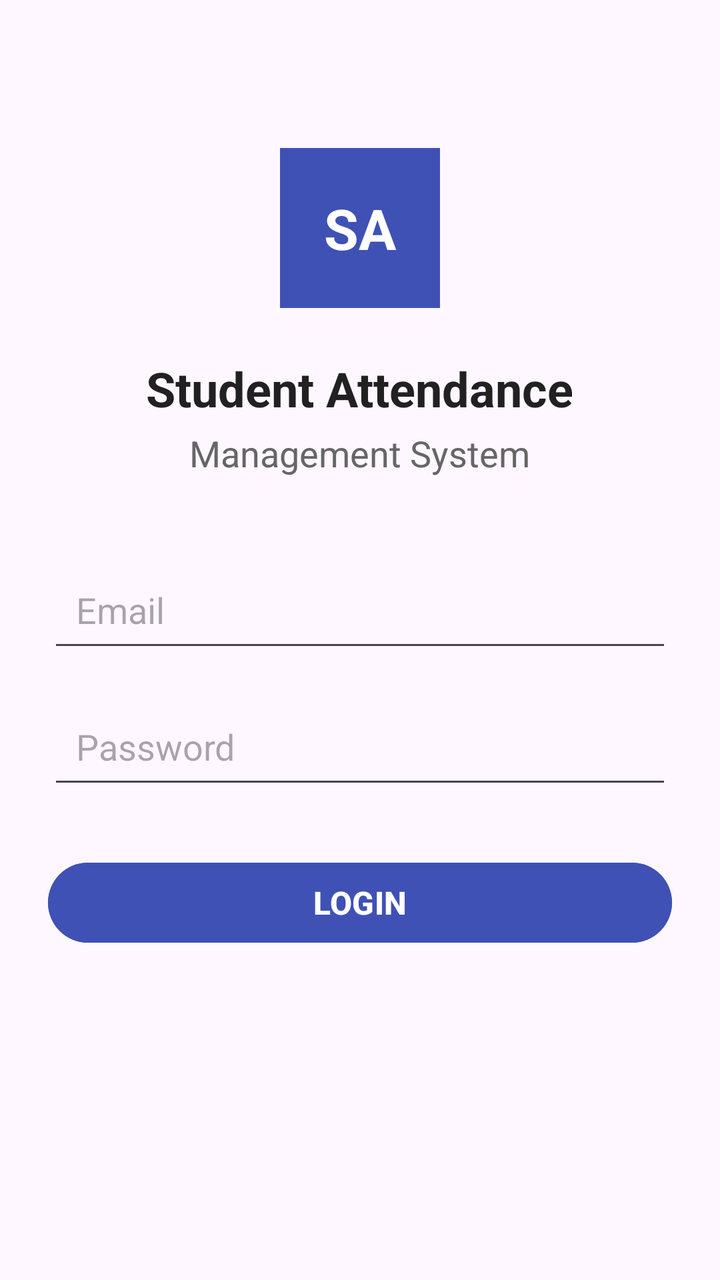
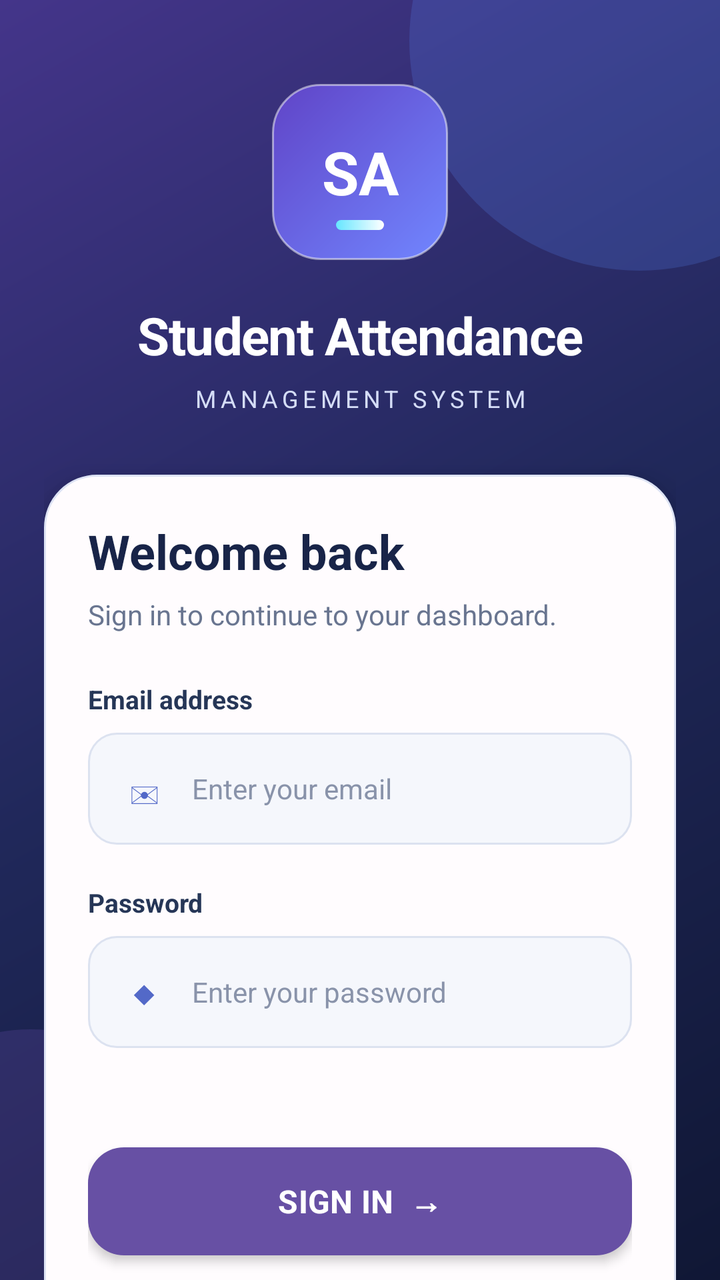

The first picture is an Android layout as it rendered before a commit; the second is the same layout after the commit. The layout source and the unified diff follow.
<!-- AndroidManifest.xml: application theme Theme.StudentAttendance -->
<!-- res/layout/activity_main.xml -->
<?xml version="1.0" encoding="utf-8"?>
<ScrollView
    xmlns:android="http://schemas.android.com/apk/res/android"
    xmlns:app="http://schemas.android.com/apk/res-auto"
    android:layout_width="match_parent"
    android:layout_height="match_parent"
    android:fillViewport="true">

    <LinearLayout
        android:layout_width="match_parent"
        android:layout_height="wrap_content"
        android:orientation="vertical"
        android:gravity="center_horizontal"
        android:padding="24dp">

        
        <TextView
            android:id="@+id/tvLogo"
            android:layout_width="80dp"
            android:layout_height="80dp"
            android:layout_marginTop="50dp"
            android:gravity="center"
            android:text="SA"
            android:textSize="28sp"
            android:textStyle="bold"
            android:textColor="@android:color/white"
            android:background="#3F51B5" />

        
        <TextView
            android:id="@+id/tvTitle"
            android:layout_width="wrap_content"
            android:layout_height="wrap_content"
            android:layout_marginTop="24dp"
            android:text="Student Attendance"
            android:textSize="24sp"
            android:textStyle="bold"
            android:textColor="#212121" />

        <TextView
            android:id="@+id/tvSubtitle"
            android:layout_width="wrap_content"
            android:layout_height="wrap_content"
            android:layout_marginTop="4dp"
            android:text="Management System"
            android:textSize="18sp"
            android:textColor="#666666" />

        
        <EditText
            android:id="@+id/etEmail"
            android:layout_width="match_parent"
            android:layout_height="wrap_content"
            android:layout_marginTop="40dp"
            android:hint="Email"
            android:inputType="textEmailAddress"
            android:padding="14dp"
            android:singleLine="true" />

        
        <EditText
            android:id="@+id/etPassword"
            android:layout_width="match_parent"
            android:layout_height="wrap_content"
            android:layout_marginTop="16dp"
            android:hint="Password"
            android:inputType="textPassword"
            android:padding="14dp"
            android:singleLine="true" />

        
        <Button
            android:id="@+id/btnLogin"
            android:layout_width="match_parent"
            android:layout_height="wrap_content"
            android:layout_marginTop="28dp"
            android:text="LOGIN"
            android:textSize="16sp"
            android:textStyle="bold"
            android:textColor="@android:color/white"
            android:backgroundTint="#3F51B5" />

        
        <ProgressBar
            android:id="@+id/progressBar"
            android:layout_width="wrap_content"
            android:layout_height="wrap_content"
            android:layout_marginTop="20dp"
            android:visibility="gone" />

        
        <TextView
            android:id="@+id/tvMessage"
            android:layout_width="match_parent"
            android:layout_height="wrap_content"
            android:layout_marginTop="16dp"
            android:gravity="center"
            android:text=""
            android:textSize="14sp"
            android:textColor="#D32F2F" />

    </LinearLayout>

</ScrollView>
<!-- resources referenced by this layout -->
<resources>
  <style name="Theme.StudentAttendance" parent="Base.Theme.StudentAttendance" />
  <style name="Base.Theme.StudentAttendance" parent="Theme.Material3.DayNight.NoActionBar">
          
          
      </style>
</resources>

<!-- the commit's change to res/layout/activity_main.xml (unified diff, before → after) -->
@@ -1,104 +1,294 @@
-<?xml version="1.0" encoding="utf-8"?>
-<ScrollView
+<FrameLayout
     xmlns:android="http://schemas.android.com/apk/res/android"
-    xmlns:app="http://schemas.android.com/apk/res-auto"
     android:layout_width="match_parent"
     android:layout_height="match_parent"
-    android:fillViewport="true">
-
-    <LinearLayout
+    android:background="@drawable/bg_login_gradient">
+
+    
+    <View
+        android:layout_width="230dp"
+        android:layout_height="230dp"
+        android:layout_gravity="top|end"
+        android:layout_marginTop="-95dp"
+        android:layout_marginEnd="-75dp"
+        android:background="@drawable/bg_login_orb_blue" />
+
+    <View
+        android:layout_width="180dp"
+        android:layout_height="180dp"
+        android:layout_gravity="bottom|start"
+        android:layout_marginStart="-75dp"
+        android:layout_marginBottom="-55dp"
+        android:background="@drawable/bg_login_orb_purple" />
+
+    <ScrollView
         android:layout_width="match_parent"
-        android:layout_height="wrap_content"
-        android:orientation="vertical"
-        android:gravity="center_horizontal"
-        android:padding="24dp">
-
-        
-        <TextView
-            android:id="@+id/tvLogo"
-            android:layout_width="80dp"
-            android:layout_height="80dp"
-            android:layout_marginTop="50dp"
-            android:gravity="center"
-            android:text="SA"
-            android:textSize="28sp"
-            android:textStyle="bold"
-            android:textColor="@android:color/white"
-            android:background="#3F51B5" />
-
-        
-        <TextView
-            android:id="@+id/tvTitle"
-            android:layout_width="wrap_content"
-            android:layout_height="wrap_content"
-            android:layout_marginTop="24dp"
-            android:text="Student Attendance"
-            android:textSize="24sp"
-            android:textStyle="bold"
-            android:textColor="#212121" />
-
-        <TextView
-            android:id="@+id/tvSubtitle"
-            android:layout_width="wrap_content"
-            android:layout_height="wrap_content"
-            android:layout_marginTop="4dp"
-            android:text="Management System"
-            android:textSize="18sp"
-            android:textColor="#666666" />
-
-        
-        <EditText
-            android:id="@+id/etEmail"
+        android:layout_height="match_parent"
+        android:fillViewport="true"
+        android:clipToPadding="false"
+        android:paddingStart="22dp"
+        android:paddingEnd="22dp"
+        android:paddingTop="24dp"
+        android:paddingBottom="24dp"
+        android:scrollbars="none">
+
+        <LinearLayout
             android:layout_width="match_parent"
             android:layout_height="wrap_content"
-            android:layout_marginTop="40dp"
-            android:hint="Email"
-            android:inputType="textEmailAddress"
-            android:padding="14dp"
-            android:singleLine="true" />
-
-        
-        <EditText
-            android:id="@+id/etPassword"
-            android:layout_width="match_parent"
-            android:layout_height="wrap_content"
-            android:layout_marginTop="16dp"
-            android:hint="Password"
-            android:inputType="textPassword"
-            android:padding="14dp"
-            android:singleLine="true" />
-
-        
-        <Button
-            android:id="@+id/btnLogin"
-            android:layout_width="match_parent"
-            android:layout_height="wrap_content"
-            android:layout_marginTop="28dp"
-            android:text="LOGIN"
-            android:textSize="16sp"
-            android:textStyle="bold"
-            android:textColor="@android:color/white"
-            android:backgroundTint="#3F51B5" />
-
-        
-        <ProgressBar
-            android:id="@+id/progressBar"
-            android:layout_width="wrap_content"
-            android:layout_height="wrap_content"
-            android:layout_marginTop="20dp"
-            android:visibility="gone" />
-
-        
-        <TextView
-            android:id="@+id/tvMessage"
-            android:layout_width="match_parent"
-            android:layout_height="wrap_content"
-            android:layout_marginTop="16dp"
-            android:gravity="center"
-            android:text=""
-            android:textSize="14sp"
-            android:textColor="#D32F2F" />
-
-    </LinearLayout>
-
-</ScrollView>
+            android:orientation="vertical"
+            android:gravity="center_horizontal">
+
+            
+            <FrameLayout
+                android:layout_width="88dp"
+                android:layout_height="88dp"
+                android:layout_marginTop="18dp"
+                android:background="@drawable/bg_login_logo"
+                android:elevation="8dp">
+
+                <TextView
+                    android:layout_width="match_parent"
+                    android:layout_height="match_parent"
+                    android:gravity="center"
+                    android:text="SA"
+                    android:textColor="#FFFFFF"
+                    android:textSize="30sp"
+                    android:textStyle="bold"
+                    android:fontFamily="sans" />
+
+                <View
+                    android:layout_width="24dp"
+                    android:layout_height="5dp"
+                    android:layout_gravity="bottom|center_horizontal"
+                    android:layout_marginBottom="15dp"
+                    android:background="@drawable/bg_login_accent" />
+
+            </FrameLayout>
+
+            
+            <TextView
+                android:layout_width="match_parent"
+                android:layout_height="wrap_content"
+                android:layout_marginTop="20dp"
+                android:gravity="center"
+                android:text="Student Attendance"
+                android:textColor="#FFFFFF"
+                android:textSize="26sp"
+                android:textStyle="bold"
+                android:fontFamily="sans"
+                android:letterSpacing="-0.02" />
+
+            <TextView
+                android:layout_width="match_parent"
+                android:layout_height="wrap_content"
+                android:layout_marginTop="6dp"
+                android:gravity="center"
+                android:text="MANAGEMENT SYSTEM"
+                android:textColor="#D5DDF7"
+                android:textSize="12sp"
+                android:letterSpacing="0.18" />
+
+            
+            <LinearLayout
+                android:layout_width="match_parent"
+                android:layout_height="wrap_content"
+                android:layout_marginTop="30dp"
+                android:layout_marginBottom="16dp"
+                android:orientation="vertical"
+                android:padding="22dp"
+                android:background="@drawable/bg_login_card"
+                android:elevation="10dp">
+
+                <TextView
+                    android:layout_width="match_parent"
+                    android:layout_height="wrap_content"
+                    android:text="Welcome back"
+                    android:textColor="#182448"
+                    android:textSize="24sp"
+                    android:textStyle="bold" />
+
+                <TextView
+                    android:layout_width="match_parent"
+                    android:layout_height="wrap_content"
+                    android:layout_marginTop="6dp"
+                    android:layout_marginBottom="24dp"
+                    android:text="Sign in to continue to your dashboard."
+                    android:textColor="#697590"
+                    android:textSize="14sp" />
+
+                
+                <TextView
+                    android:layout_width="match_parent"
+                    android:layout_height="wrap_content"
+                    android:text="Email address"
+                    android:textColor="#263657"
+                    android:textSize="13sp"
+                    android:textStyle="bold" />
+
+                
+                <LinearLayout
+                    android:layout_width="match_parent"
+                    android:layout_height="56dp"
+                    android:layout_marginTop="8dp"
+                    android:background="@drawable/bg_login_input"
+                    android:gravity="center_vertical"
+                    android:orientation="horizontal"
+                    android:paddingStart="14dp"
+                    android:paddingEnd="12dp">
+
+                    <TextView
+                        android:layout_width="28dp"
+                        android:layout_height="wrap_content"
+                        android:gravity="center"
+                        android:text="✉"
+                        android:textColor="#5369C8"
+                        android:textSize="20sp" />
+
+                    <EditText
+                        android:id="@+id/etEmail"
+                        android:layout_width="0dp"
+                        android:layout_height="match_parent"
+                        android:layout_weight="1"
+                        android:background="@android:color/transparent"
+                        android:hint="Enter your email"
+                        android:inputType="textEmailAddress"
+                        android:imeOptions="actionNext"
+                        android:singleLine="true"
+                        android:paddingStart="10dp"
+                        android:paddingEnd="4dp"
+                        android:textColor="#182448"
+                        android:textColorHint="#8993AA"
+                        android:textSize="14sp"
+                        android:importantForAutofill="yes"
+                        android:autofillHints="emailAddress" />
+
+                </LinearLayout>
+
+                
+                <TextView
+                    android:layout_width="match_parent"
+                    android:layout_height="wrap_content"
+                    android:layout_marginTop="20dp"
+                    android:text="Password"
+                    android:textColor="#263657"
+                    android:textSize="13sp"
+                    android:textStyle="bold" />
+
+                
+                <LinearLayout
+                    android:layout_width="match_parent"
+                    android:layout_height="56dp"
+                    android:layout_marginTop="8dp"
+                    android:background="@drawable/bg_login_input"
+                    android:gravity="center_vertical"
+                    android:orientation="horizontal"
+                    android:paddingStart="14dp"
+                    android:paddingEnd="12dp">
+
+                    <TextView
+                        android:layout_width="28dp"
+                        android:layout_height="wrap_content"
+                        android:gravity="center"
+                        android:text="◆"
+                        android:textColor="#5369C8"
+                        android:textSize="17sp" />
+
+                    <EditText
+                        android:id="@+id/etPassword"
+                        android:layout_width="0dp"
+                        android:layout_height="match_parent"
+                        android:layout_weight="1"
+                        android:background="@android:color/transparent"
+                        android:hint="Enter your password"
+                        android:inputType="textPassword"
+                        android:imeOptions="actionDone"
+                        android:singleLine="true"
+                        android:paddingStart="10dp"
+                        android:paddingEnd="4dp"
+                        android:textColor="#182448"
+                        android:textColorHint="#8993AA"
+                        android:textSize="14sp"
+                        android:importantForAutofill="yes"
+                        android:autofillHints="password" />
+
+                </LinearLayout>
+
+                
+                <TextView
+                    android:id="@+id/tvMessage"
+                    android:layout_width="match_parent"
+                    android:layout_height="wrap_content"
+                    android:layout_marginTop="12dp"
+                    android:textSize="13sp"
+                    android:accessibilityLiveRegion="polite" />
+
+                
+                <ProgressBar
+                    android:id="@+id/progressBar"
+                    style="?android:attr/progressBarStyleHorizontal"
+                    android:layout_width="match_parent"
+                    android:layout_height="4dp"
+                    android:layout_marginTop="8dp"
+                    android:indeterminate="true"
+                    android:indeterminateTint="#5369C8"
+                    android:visibility="gone" />
+
+                
+                <Button
+                    android:id="@+id/btnLogin"
+                    android:layout_width="match_parent"
+                    android:layout_height="54dp"
+                    android:layout_marginTop="20dp"
+                    android:background="@drawable/bg_login_button"
+                    android:backgroundTint="@null"
+                    android:elevation="3dp"
+                    android:fontFamily="sans"
+                    android:stateListAnimator="@null"
+                    android:text="SIGN IN  →"
+                    android:textAllCaps="false"
+                    android:textColor="#FFFFFF"
+                    android:textSize="16sp"
+                    android:textStyle="bold" />
+
+                <TextView
+                    android:layout_width="match_parent"
+                    android:layout_height="wrap_content"
+                    android:layout_marginTop="18dp"
+                    android:gravity="center"
+                    android:text="Secure access • Student management"
+                    android:textColor="#8993AA"
+                    android:textSize="11sp" />
+
+            </LinearLayout>
+
+            <TextView
+                android:layout_width="match_parent"
+                android:layout_height="wrap_content"
+                android:layout_marginTop="2dp"
+                android:layout_marginBottom="10dp"
+                android:gravity="center"
+                android:text="SMARTER ATTENDANCE. BETTER MANAGEMENT."
+                android:textColor="#D5DDF7"
+                android:textSize="10sp"
+                android:letterSpacing="0.08" />
+
+
+
+            <TextView
+                android:layout_width="match_parent"
+                android:layout_height="wrap_content"
+                android:layout_marginTop="8dp"
+                android:layout_marginBottom="12dp"
+                android:gravity="center"
+                android:text="Crafted with Care by Pappu Saha"
+                android:textColor="#D8DDF5"
+                android:textSize="13sp"
+                android:fontFamily="sans"
+                android:letterSpacing="0.04" />
+
+
+        </LinearLayout>
+
+    </ScrollView>
+
+</FrameLayout>
<!-- resource entries referenced after the edit -->
@@ -1,5 +1,70 @@
 <!-- resources referenced by this layout -->
 <resources>
+  <!-- drawable bg_login_accent (drawable) -->
+  <shape xmlns:android="http://schemas.android.com/apk/res/android">
+      <gradient
+          android:angle="0"
+          android:startColor="#66E6FF"
+          android:endColor="#FFFFFF" />
+      <corners android:radius="5dp" />
+  </shape>
+  <!-- drawable bg_login_button (drawable) -->
+  <shape xmlns:android="http://schemas.android.com/apk/res/android">
+      <gradient
+          android:type="linear"
+          android:angle="0"
+          android:startColor="#536DDF"
+          android:centerColor="#4659CC"
+          android:endColor="#7549C8" />
+      <corners android:radius="18dp" />
+  </shape>
+  <!-- drawable bg_login_card (drawable) -->
+  <shape xmlns:android="http://schemas.android.com/apk/res/android">
+      <solid android:color="#FFFCFE" />
+      <corners android:radius="26dp" />
+      <stroke
+          android:width="1dp"
+          android:color="#DDE3F4" />
+  </shape>
+  <!-- drawable bg_login_gradient (drawable) -->
+  <shape xmlns:android="http://schemas.android.com/apk/res/android">
+      <gradient
+          android:type="linear"
+          android:angle="135"
+          android:startColor="#101735"
+          android:centerColor="#20285A"
+          android:endColor="#44358A" />
+  </shape>
+  <!-- drawable bg_login_input (drawable) -->
+  <shape xmlns:android="http://schemas.android.com/apk/res/android">
+      <solid android:color="#F5F7FC" />
+      <corners android:radius="14dp" />
+      <stroke
+          android:width="1dp"
+          android:color="#DCE2F0" />
+  </shape>
+  <!-- drawable bg_login_logo (drawable) -->
+  <shape xmlns:android="http://schemas.android.com/apk/res/android">
+      <gradient
+          android:type="linear"
+          android:angle="135"
+          android:startColor="#7186FF"
+          android:endColor="#6044C7" />
+      <corners android:radius="24dp" />
+      <stroke
+          android:width="1dp"
+          android:color="#80FFFFFF" />
+  </shape>
+  <!-- drawable bg_login_orb_blue (drawable) -->
+  <shape xmlns:android="http://schemas.android.com/apk/res/android">
+      <solid android:color="#335D8BFF" />
+      <corners android:radius="115dp" />
+  </shape>
+  <!-- drawable bg_login_orb_purple (drawable) -->
+  <shape xmlns:android="http://schemas.android.com/apk/res/android">
+      <solid android:color="#337E57C2" />
+      <corners android:radius="90dp" />
+  </shape>
   <style name="Theme.StudentAttendance" parent="Base.Theme.StudentAttendance" />
   <style name="Base.Theme.StudentAttendance" parent="Theme.Material3.DayNight.NoActionBar">
           
